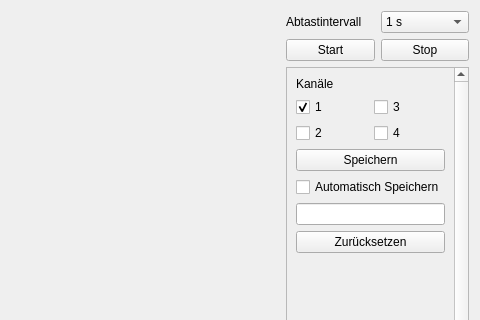
Before: the Qt Designer form lenlab/gui/loggerform.ui in kalanzun/red_lenlab, drawn with Qt 5; both pictures show x 320 to 800 and y 0 to 320 of the 800 by 600 pixel window.
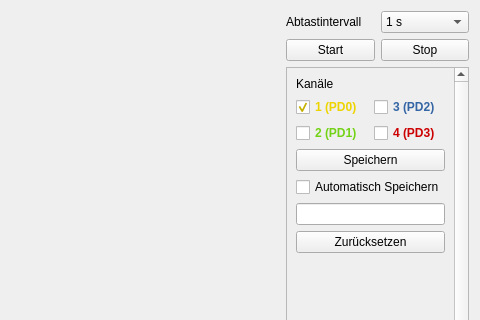
After: the same form once the commit is applied. Custom widgets are drawn as their Qt base class.

Commit message: Logger: colorful channel labels

Patch:
```diff
--- a/lenlab/gui/loggerform.ui
+++ b/lenlab/gui/loggerform.ui
@@ -120,10 +120,28 @@
          <rect>
           <x>0</x>
           <y>0</y>
-          <width>151</width>
+          <width>156</width>
           <height>519</height>
          </rect>
         </property>
+        <property name="styleSheet">
+         <string notr="true">#ch1CheckBox {
+	color: #edd400;
+	font-weight: bold;
+}
+#ch2CheckBox {
+	color: #73d216;
+	font-weight: bold;
+}
+#ch3CheckBox {
+	color: #3465a4;
+	font-weight: bold;
+}
+#ch4CheckBox {
+	color: #cc0000;
+	font-weight: bold;
+}</string>
+        </property>
         <layout class="QVBoxLayout" name="verticalLayout_2">
          <item>
           <widget class="QLabel" name="label">
@@ -137,14 +155,14 @@
            <item row="0" column="1">
             <widget class="QCheckBox" name="ch3CheckBox">
              <property name="text">
-              <string>3</string>
+              <string>3 (PD2)</string>
              </property>
             </widget>
            </item>
            <item row="0" column="0">
             <widget class="QCheckBox" name="ch1CheckBox">
              <property name="text">
-              <string>1</string>
+              <string>1 (PD0)</string>
              </property>
              <property name="checked">
               <bool>true</bool>
@@ -154,14 +172,14 @@
            <item row="1" column="0">
             <widget class="QCheckBox" name="ch2CheckBox">
              <property name="text">
-              <string>2</string>
+              <string>2 (PD1)</string>
              </property>
             </widget>
            </item>
            <item row="1" column="1">
             <widget class="QCheckBox" name="ch4CheckBox">
              <property name="text">
-              <string>4</string>
+              <string>4 (PD3)</string>
              </property>
             </widget>
            </item>
```
